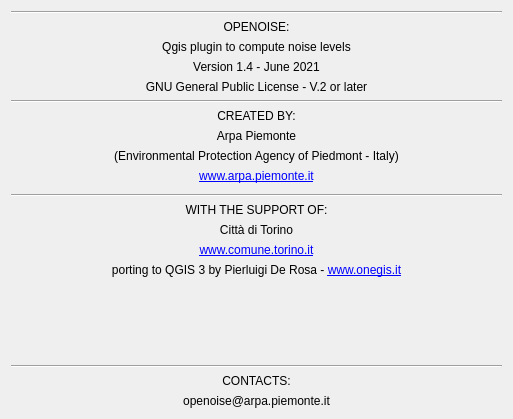
Qt form tools/ui_Credits.ui (pierluigiderosa/openoise) before a commit.
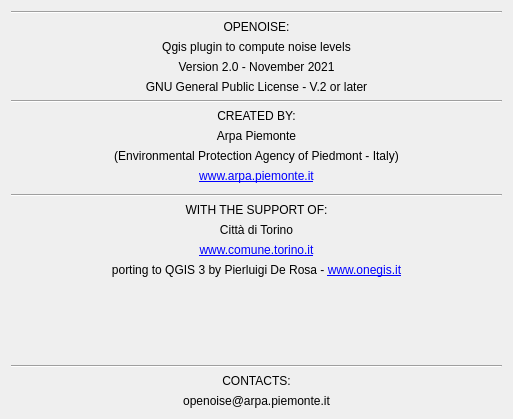
The same form after that commit.

What changed in the file:
```diff
--- a/tools/ui_Credits.ui
+++ b/tools/ui_Credits.ui
@@ -95,7 +95,7 @@
       </size>
      </property>
      <property name="text">
-      <string>Version 1.4 - June 2021</string>
+      <string>Version 2.0 - November 2021</string>
      </property>
      <property name="alignment">
       <set>Qt::AlignCenter</set>
```
